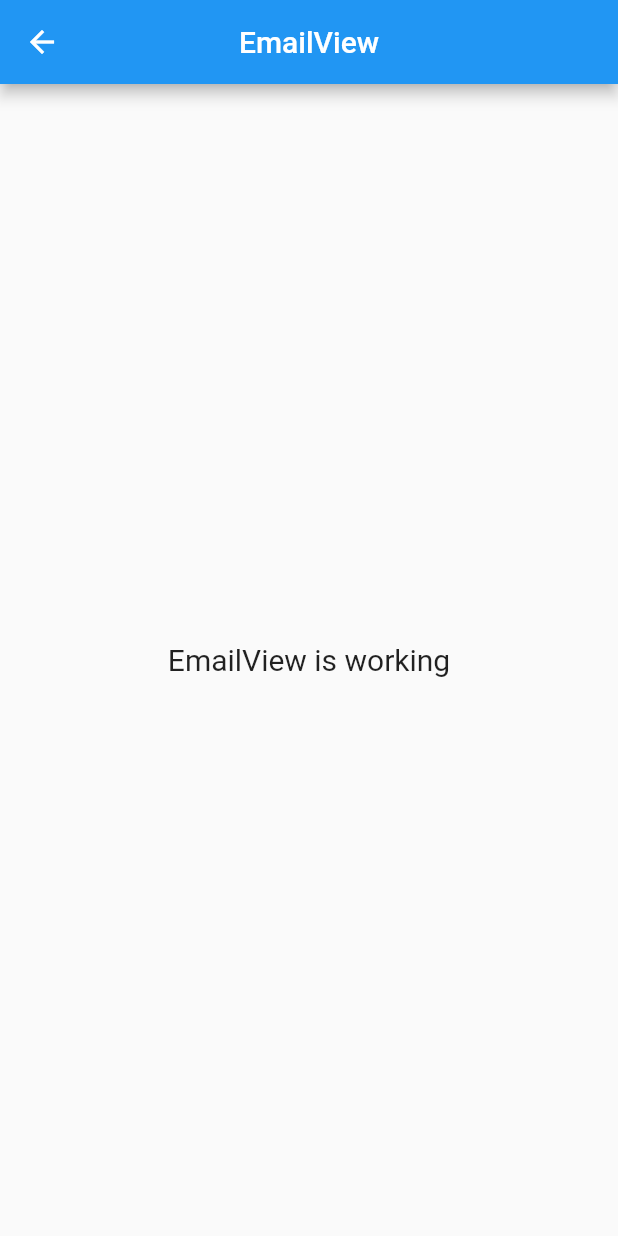
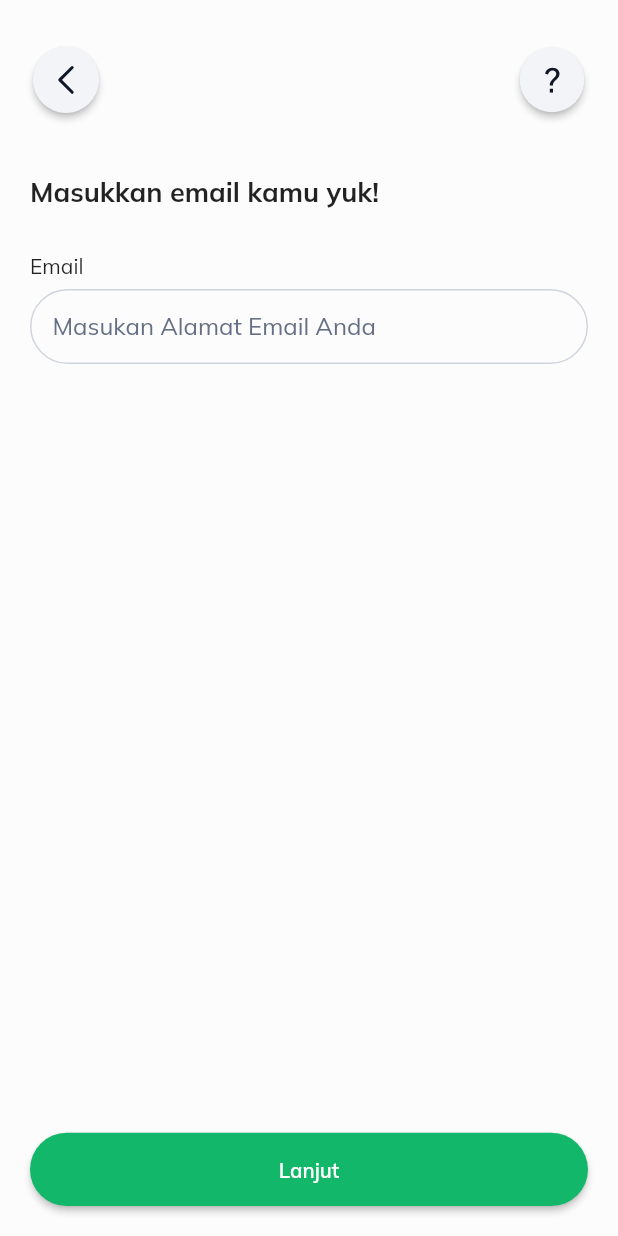
Before and after one commit to adamjgt/nero-mobile, a Flutter app: the EmailView screen opened by its route, on a phone screen of 412 x 824 dp. Run offline on Flutter 3.47's test engine with Material 2 defaults, Android fonts, the phone set to English and light mode, and no system bars; our stand-ins replace carousel_slider, dropdown_button2, flutter_svg, get, google_fonts, smooth_page_indicator and 2 more.

Commit message:
nih yang baru

```diff
--- a/lib/app/modules/email/views/email_view.dart
+++ b/lib/app/modules/email/views/email_view.dart
@@ -1,23 +1,79 @@
 import 'package:flutter/material.dart';
+import 'package:flutter_svg/svg.dart';
 
 import 'package:get/get.dart';
+import 'package:google_fonts/google_fonts.dart';
+import 'package:nero/app/modules/passwrd/views/passwrd_view.dart';
+import 'package:nero/components/back_button.dart';
+import 'package:nero/components/button1.dart';
+import 'package:nero/constant.dart';
 
+import '../../../../components/tanya_button.dart';
 import '../controllers/email_controller.dart';
 
 class EmailView extends GetView<EmailController> {
   @override
   Widget build(BuildContext context) {
     return Scaffold(
-      appBar: AppBar(
-        title: Text('EmailView'),
-        centerTitle: true,
-      ),
-      body: Center(
-        child: Text(
-          'EmailView is working',
-          style: TextStyle(fontSize: 20),
-        ),
-      ),
-    );
+        backgroundColor: kBgColor,
+        body: SafeArea(
+            child: Padding(
+          padding: const EdgeInsets.symmetric(horizontal: 20.0),
+          child: Column(
+            crossAxisAlignment: CrossAxisAlignment.start,
+            children: [
+              SizedBox(
+                height: Get.height * 0.035545,
+              ),
+              Row(
+                mainAxisAlignment: MainAxisAlignment.spaceBetween,
+                children: [MyBackButton(), ButtonTanya()],
+              ),
+              SizedBox(
+                height: Get.height * 0.04739,
+              ),
+              Text(
+                "Masukkan email kamu yuk!",
+                style: GoogleFonts.mulish(
+                    fontSize: 18, fontWeight: FontWeight.bold),
+              ),
+              SizedBox(
+                height: Get.height * 0.035545,
+              ),
+              Text("Email",
+                  style: GoogleFonts.mulish(
+                      fontSize: 14, fontWeight: FontWeight.w400)),
+              SizedBox(
+                height: 6,
+              ),
+              Container(
+                  width: Get.width,
+                  child: TextFormField(
+                    keyboardType: TextInputType.phone,
+                    cursorColor: Colors.grey,
+                    decoration: InputDecoration(
+                        border: InputBorder.none,
+                        hintText: 'Masukan Alamat Email Anda',
+                        hintStyle: GoogleFonts.mulish(color: kFontGreyColor),
+                        contentPadding:
+                            EdgeInsets.symmetric(vertical: 10, horizontal: 14)),
+                  ),
+                  decoration: BoxDecoration(
+                    borderRadius: BorderRadius.circular(25),
+                    border: Border.all(color: kBorderColor),
+                  )),
+              Spacer(),
+              Button1(
+                text: 'Lanjut',
+                onPressed: () {
+                  Get.to(PasswrdView());
+                },
+              ),
+              SizedBox(
+                height: 20,
+              )
+            ],
+          ),
+        )));
   }
 }
--- a/lib/app/modules/otp/views/otp_view.dart
+++ b/lib/app/modules/otp/views/otp_view.dart
@@ -2,6 +2,7 @@ import 'package:flutter/material.dart';
 
 import 'package:get/get.dart';
 import 'package:google_fonts/google_fonts.dart';
+import 'package:nero/app/modules/email/views/email_view.dart';
 import 'package:nero/components/back_button.dart';
 import 'package:nero/components/button1.dart';
 import 'package:nero/constant.dart';
@@ -95,7 +96,9 @@ class OtpView extends GetView<OtpController> {
                     ),
                     Button1(
                       text: 'Lanjut',
-                      onPressed: () {},
+                      onPressed: () {
+                        Get.to(EmailView());
+                      },
                     ),
                     SizedBox(
                       height: 20.0,
--- a/lib/app/modules/phone/views/phone_view.dart
+++ b/lib/app/modules/phone/views/phone_view.dart
@@ -2,6 +2,7 @@ import 'package:flutter/material.dart';
 
 import 'package:get/get.dart';
 import 'package:google_fonts/google_fonts.dart';
+import 'package:nero/components/button1.dart';
 
 import 'package:nero/constant.dart';
 
@@ -102,7 +103,7 @@ class PhoneView extends GetView<PhoneController> {
                         : Text("Lanjut")))),
             SizedBox(
               height: 20,
-            )
+            ),
           ],
         ),
       )),
--- a/lib/app/routes/app_routes.dart
+++ b/lib/app/routes/app_routes.dart
@@ -12,6 +12,8 @@ abstract class Routes {
   static const REQUIRMENT = _Paths.REQUIRMENT;
   static const OTP = _Paths.OTP;
   static const EMAIL = _Paths.EMAIL;
+  static const PASSWRD = _Paths.PASSWRD;
+  static const DATA = _Paths.DATA;
 }
 
 abstract class _Paths {
@@ -23,4 +25,6 @@ abstract class _Paths {
   static const REQUIRMENT = '/requirment';
   static const OTP = '/otp';
   static const EMAIL = '/email';
+  static const PASSWRD = '/passwrd';
+  static const DATA = '/data';
 }
--- /dev/null
+++ b/lib/components/tanya_button.dart
@@ -0,0 +1,25 @@
+import 'package:flutter/material.dart';
+import 'package:flutter_svg/svg.dart';
+import 'package:get/get.dart';
+
+import '../constant.dart';
+
+class ButtonTanya extends StatelessWidget {
+  const ButtonTanya({
+    Key? key,
+  }) : super(key: key);
+
+  @override
+  Widget build(BuildContext context) {
+    return MaterialButton(
+        minWidth: 0,
+        onPressed: () {
+          Get.back();
+        },
+        color: kButtonGreyColor,
+        textColor: kFontBlackColor,
+        height: 44,
+        shape: CircleBorder(),
+        child: SvgPicture.asset("assets/images/tanya.svg"));
+  }
+}
--- a/lib/constant.dart
+++ b/lib/constant.dart
@@ -12,7 +12,7 @@ const Color kTextFieldNameColor = Color.fromARGB(255, 52, 64, 84);
 const Color kBorderColor = Color(0xFFD0D5DD);
 const Color kDisableColor = Color(0xFFA6F4C5);
 const Color kCardColor = Color.fromARGB(255, 249, 250, 251);
-const Color hehe = Color(0xFFFFF);
+const Color kFontValidGreen = Color.fromARGB(255, 18, 183, 106);
 
 //TAIII
 //hugh
```
Also changed, not shown: lib/app/modules/data/bindings/data_binding.dart (added, +12 -0 lines), lib/app/modules/data/controllers/data_controller.dart (added, +20 -0 lines), lib/app/modules/data/views/data_view.dart (added, +40 -0 lines), lib/app/modules/passwrd/bindings/passwrd_binding.dart (added, +12 -0 lines), lib/app/modules/passwrd/controllers/passwrd_controller.dart (added, +25 -0 lines), lib/app/modules/passwrd/views/passwrd_view.dart (added, +237 -0 lines), lib/app/routes/app_pages.dart (+14 -0 lines), assets/images/tanya.svg (added).
